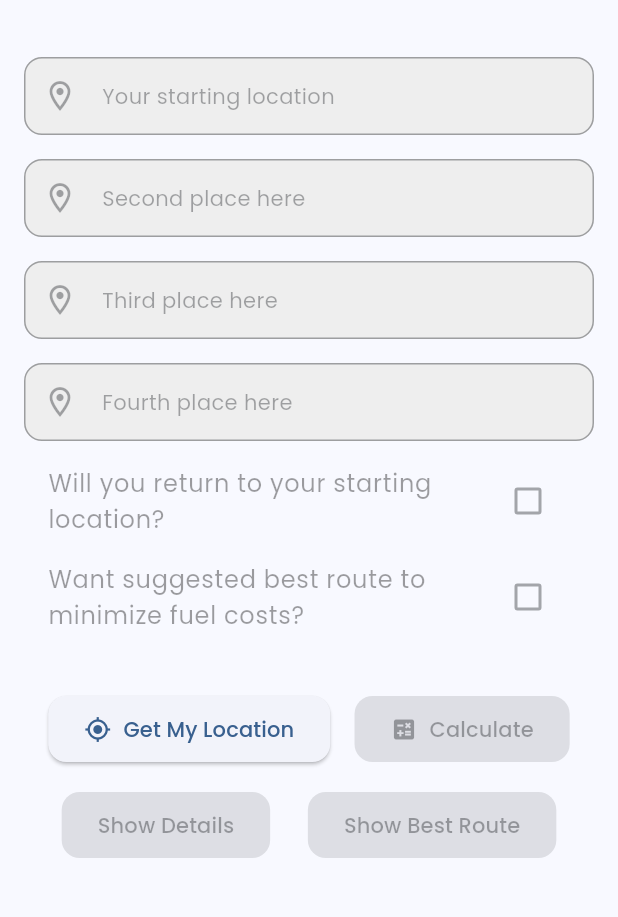
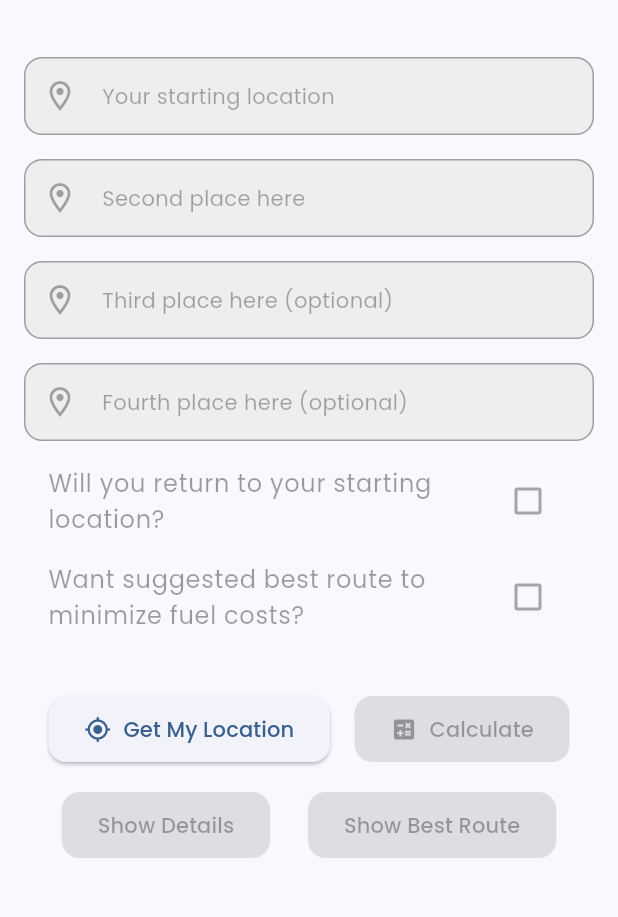
Before and after one commit to hvmdy808/Gas-consumption-flutter, a Flutter app: the screen it shows after launch, on a phone screen of 412 x 824 dp, the part 63-980 px from its top. Run offline on Flutter 3.47's test engine with Material 3 defaults, Android fonts, the phone set to English and light mode, and no system bars; our stand-ins replace flutter_spinkit, geocoding, geolocator, get, google_fonts, shared_preferences.

Commit message:
optional text

```diff
--- a/lib/home_screen.dart
+++ b/lib/home_screen.dart
@@ -569,14 +569,14 @@ class HomeScreen extends StatelessWidget {
             ),
             Obx(
               () => LocationInput(
-                hint: 'Third place here',
+                hint: 'Third place here (optional)',
                 controller: controller.thrLocController,
                 enabled: controller.locationsEnabled.value,
               ),
             ),
             Obx(
               () => LocationInput(
-                hint: 'Fourth place here',
+                hint: 'Fourth place here (optional)',
                 controller: controller.fouLocController,
                 enabled: controller.locationsEnabled.value,
               ),
```
